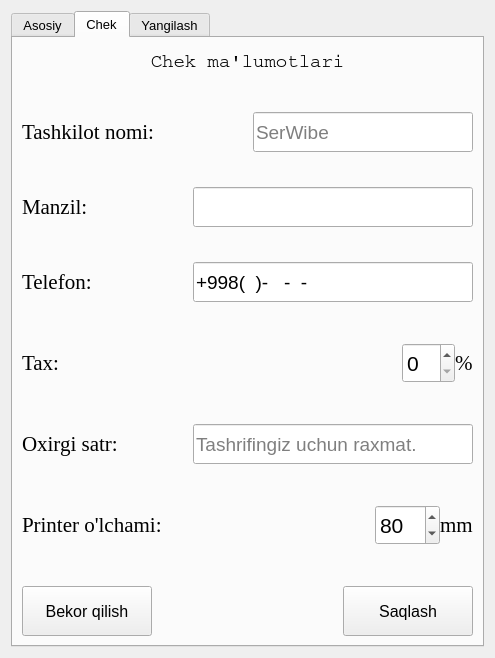
First picture: the form in Resources/ui/settings_widget.ui, repository hasanbekme/SerWibe, before the edit.
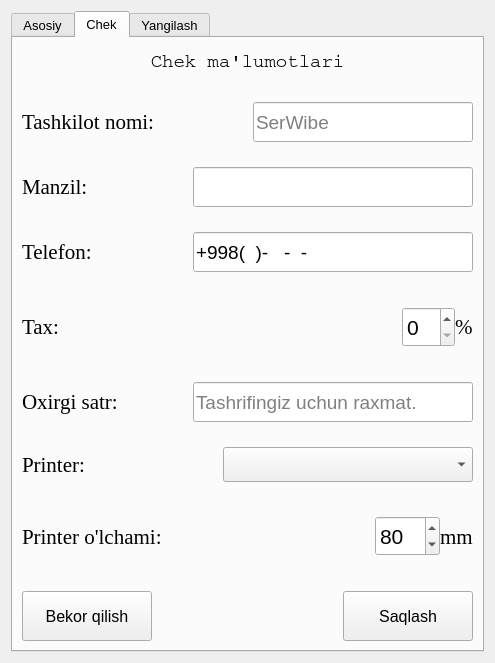
Second picture: the form after the edit. The open tabs and pages were chosen to show the change. Icons and pictures are not drawn.

What changed in the file:
```diff
--- a/Resources/ui/settings_widget.ui
+++ b/Resources/ui/settings_widget.ui
@@ -7,7 +7,7 @@
     <x>0</x>
     <y>0</y>
     <width>495</width>
-    <height>658</height>
+    <height>663</height>
    </rect>
   </property>
   <property name="windowTitle">
@@ -228,7 +228,7 @@
        <item row="0" column="0">
         <layout class="QVBoxLayout" name="verticalLayout">
          <property name="spacing">
-          <number>35</number>
+          <number>25</number>
          </property>
          <item>
           <widget class="QLabel" name="title">
@@ -492,6 +492,39 @@
            </item>
           </layout>
          </item>
+         <item>
+          <layout class="QHBoxLayout" name="horizontalLayout_12">
+           <item>
+            <widget class="QLabel" name="last_message_label_2">
+             <property name="font">
+              <font>
+               <family>Georgia</family>
+               <pointsize>16</pointsize>
+              </font>
+             </property>
+             <property name="text">
+              <string>Printer:</string>
+             </property>
+            </widget>
+           </item>
+           <item>
+            <widget class="QComboBox" name="printer">
+             <property name="minimumSize">
+              <size>
+               <width>250</width>
+               <height>35</height>
+              </size>
+             </property>
+             <property name="maximumSize">
+              <size>
+               <width>250</width>
+               <height>16777215</height>
+              </size>
+             </property>
+            </widget>
+           </item>
+          </layout>
+         </item>
          <item>
           <layout class="QHBoxLayout" name="horizontalLayout_8">
            <item>
```
Left out of the diff: 2 changed lines with no effect on the pictures.
